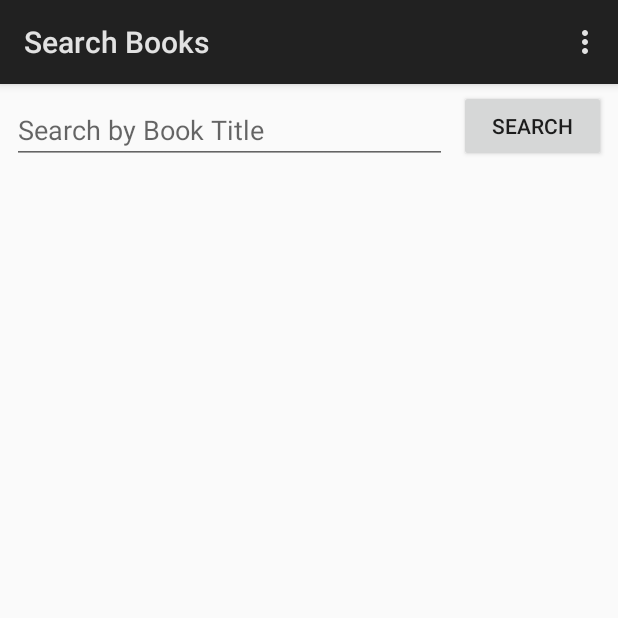
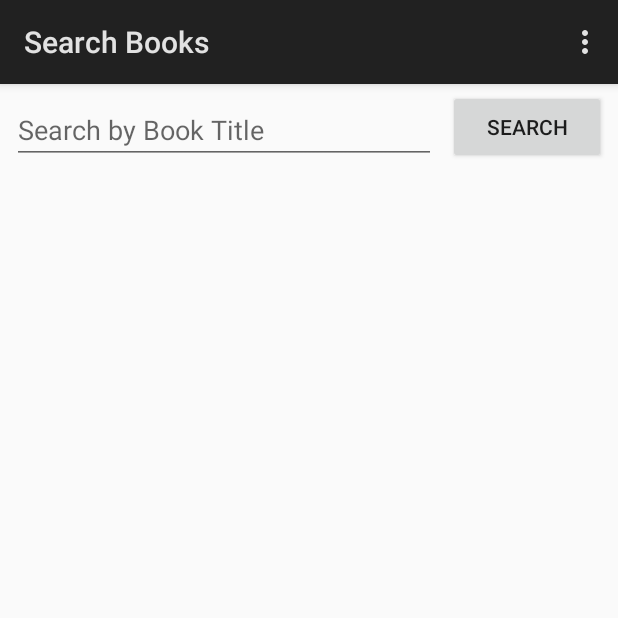
Before and after one commit to SA46Team5a/Team5aAndroidCA, an Android app: the screen it shows after launch (ListOfBooksActivity), on a phone screen of 412 x 824 dp, the top half of it. Run offline under Robolectric (Android 15) with nearby library versions, the phone set to English and light mode, and no system bars.

Commit message:
view(listOfBooksActivity): modified view of searchbar and search button

```diff
--- a/app/src/main/res/layout/activity_list_of_books.xml
+++ b/app/src/main/res/layout/activity_list_of_books.xml
@@ -17,19 +17,19 @@
 
         <EditText
             android:id="@+id/searchTerm"
-            android:layout_width="192dp"
-            android:layout_height="wrap_content"
+            android:layout_width="wrap_content"
+            android:layout_height="match_parent"
             android:layout_marginStart="8dp"
             android:layout_marginTop="8dp"
-            android:layout_weight="1"
             android:ems="10"
+            android:layout_weight="4"
             android:hint="Search by Book Title"
             android:inputType="textPersonName" />
 
         <Button
             android:id="@+id/searchButton"
-            android:layout_width="0dp"
-            android:layout_height="wrap_content"
+            android:layout_width="wrap_content"
+            android:layout_height="match_parent"
             android:layout_marginEnd="8dp"
             android:layout_marginStart="8dp"
             android:layout_marginTop="4dp"
```
